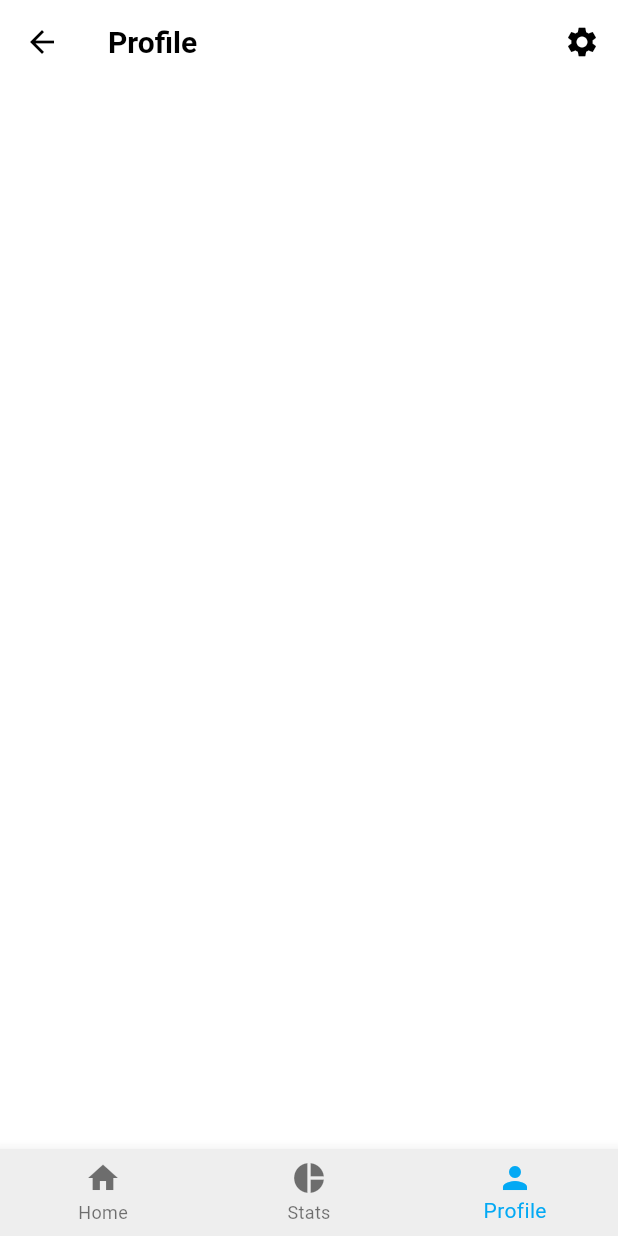
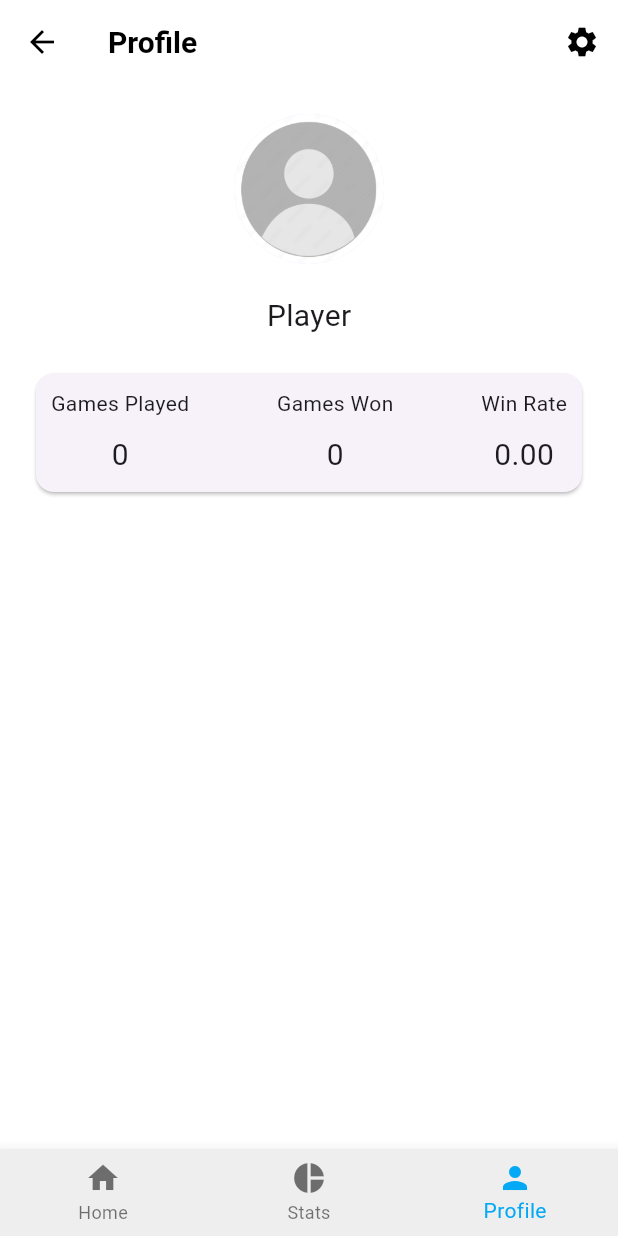
Before and after one commit to AdamBrown04/mad_assessment_baV2, a Flutter app: the Profilescreen screen opened by its route, on a phone screen of 412 x 824 dp. Run offline on Flutter 3.47's test engine with Material 3 defaults, Android fonts, the phone set to English and light mode, and no system bars; our stand-ins replace awesome_notifications, image_picker, permission_handler, sqflite; accounts and stored records are empty.

Commit message:
worked on profile page

```diff
--- a/lib/widgets/homeWidgets/profileScreen.dart
+++ b/lib/widgets/homeWidgets/profileScreen.dart
@@ -1,6 +1,8 @@
 import 'package:flutter/material.dart';
 import 'package:mad_assessment_ba/navigation/bottomnavbar.dart';
+import 'package:mad_assessment_ba/providers/playerDetailsProvider.dart';
 import 'package:mad_assessment_ba/widgets/userSettingsScreen.dart';
+import 'package:provider/provider.dart';
 
 class Profilescreen extends StatelessWidget {
   const Profilescreen({super.key});
@@ -19,7 +21,6 @@ class Profilescreen extends StatelessWidget {
               IconButton(
                 icon: const Icon(Icons.settings),
                 onPressed: () {
-                  // Navigate to settings screen
                   Navigator.push(
                     context,
                     MaterialPageRoute(
@@ -30,6 +31,79 @@ class Profilescreen extends StatelessWidget {
               ),
             ],
           ),
+          body: SafeArea(
+            child: Center(
+              child: Padding(
+                padding: EdgeInsets.all(20),
+                child: Column(
+                  mainAxisAlignment: MainAxisAlignment.start,
+                  children: [
+                    CircleAvatar(
+                      radius: 50,
+                      backgroundImage: AssetImage('images/myProfilePic.jpg'),
+                    ),
+                    SizedBox(height: 20),
+                    Text(
+                      Provider.of<PlayerdetailsProvider>(context).playerName,
+                      style: TextStyle(fontSize: 20),
+                    ),
+                    SizedBox(height: 20),
+                    SizedBox(
+                      width: MediaQuery.of(context).size.width,
+                      child: Card(
+                        child: Padding(
+                          padding: EdgeInsets.all(10),
+                          child: Row(
+                            mainAxisAlignment: MainAxisAlignment.spaceEvenly,
+                            children: [
+                              Column(
+                                children: [
+                                  Text("Games Played"),
+                                  SizedBox(height: 10),
+                                  Text(
+                                    Provider.of<PlayerdetailsProvider>(context)
+                                        .totalGamesPlayed
+                                        .toString(),
+                                    style: const TextStyle(fontSize: 20),
+                                  ),
+                                ],
+                              ),
+                              Spacer(),
+                              Column(
+                                children: [
+                                  Text("Games Won"),
+                                  SizedBox(height: 10),
+                                  Text(
+                                    Provider.of<PlayerdetailsProvider>(context)
+                                        .totalGamesWon
+                                        .toString(),
+                                    style: const TextStyle(fontSize: 20),
+                                  ),
+                                ],
+                              ),
+                              Spacer(),
+                              Column(
+                                children: [
+                                  Text("Win Rate"),
+                                  SizedBox(height: 10),
+                                  Text(
+                                    Provider.of<PlayerdetailsProvider>(context)
+                                        .winRate
+                                        .toStringAsFixed(2),
+                                    style: const TextStyle(fontSize: 20),
+                                  ),
+                                ],
+                              )
+                            ],
+                          ),
+                        ),
+                      ),
+                    )
+                  ],
+                ),
+              ),
+            ),
+          ),
         ));
   }
 }
```
Also changed, not shown: images/myProfilePic.jpg (added).
